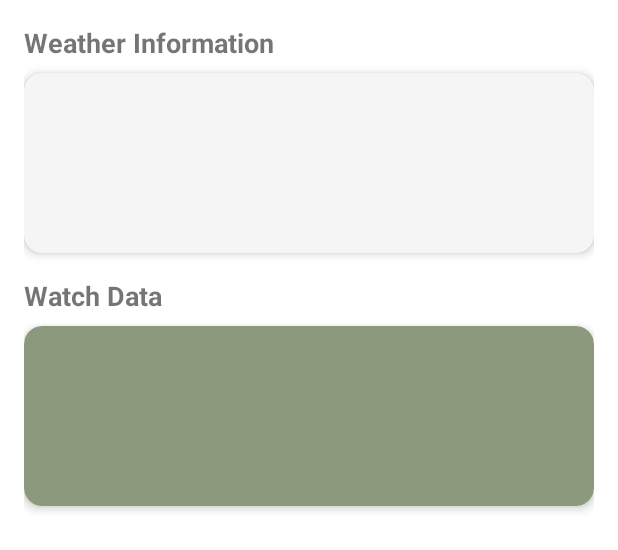
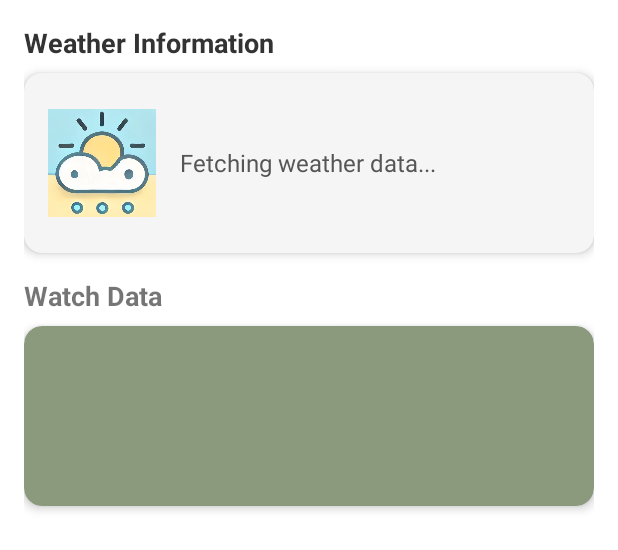
Before and after one commit to HCI-sadproject/SAD-project, an Android app: the layout fragment_home.xml on its own in the app's theme, with its tools: preview values and no code run, on a phone screen of 412 x 824 dp. Shown: the top 550 px of the screen. Run offline under Robolectric (Android 15) with nearby library versions, the phone set to English and light mode, and no system bars.

Commit message:
login weather

```diff
--- a/app/src/main/java/com/example/hci/LoginActivity.java
+++ b/app/src/main/java/com/example/hci/LoginActivity.java
@@ -14,6 +14,7 @@ import androidx.appcompat.app.AppCompatActivity;
 
 import com.google.android.gms.tasks.OnCompleteListener;
 import com.google.android.gms.tasks.Task;
+import com.google.firebase.FirebaseApp;
 import com.google.firebase.auth.AuthResult;
 import com.google.firebase.auth.FirebaseAuth;
 import com.google.firebase.auth.FirebaseUser;
@@ -28,6 +29,9 @@ public class LoginActivity extends AppCompatActivity {
     protected void onCreate(Bundle savedInstanceState) {
         super.onCreate(savedInstanceState);
         setContentView(R.layout.login);
+
+        FirebaseApp.initializeApp(this);
+
 
         mFirebaseAuth_Da = FirebaseAuth.getInstance();
         mFirebaseUser_Da = FirebaseAuth.getInstance().getCurrentUser();
--- a/app/src/main/res/layout/fragment_home.xml
+++ b/app/src/main/res/layout/fragment_home.xml
@@ -7,28 +7,54 @@
     android:padding="16dp">
 
     <!-- Weather Information Section -->
+    <!-- Section Title -->
     <TextView
         android:layout_width="match_parent"
         android:layout_height="wrap_content"
         android:text="Weather Information"
         android:textSize="18sp"
         android:textStyle="bold"
-        android:layout_marginBottom="8dp"/>
+        android:layout_marginBottom="8dp"
+        android:textColor="#333333"/>
 
+    <!-- Weather Card -->
     <androidx.cardview.widget.CardView
         android:layout_width="match_parent"
-        android:layout_height="120dp"
+        android:layout_height="wrap_content"
         android:layout_marginBottom="16dp"
         app:cardCornerRadius="12dp"
         app:cardElevation="4dp"
         app:cardBackgroundColor="#F5F5F5">
 
-        <TextView
-            android:id="@+id/weather_info"
+        <LinearLayout
             android:layout_width="match_parent"
-            android:layout_height="match_parent"
-            android:padding="16dp"/>
+            android:layout_height="120dp"
+            android:orientation="horizontal"
+            android:padding="16dp"
+            android:gravity="center_vertical">
+
+            <!-- Weather Icon -->
+            <ImageView
+                android:id="@+id/weather_icon"
+                android:layout_width="72dp"
+                android:layout_height="72dp"
+                android:layout_marginEnd="16dp"
+                android:contentDescription="@string/weather_icon"
+                android:src="@drawable/sad"
+                android:scaleType="fitCenter"/>
+
+            <!-- Weather Info -->
+            <TextView
+                android:id="@+id/weather_info"
+                android:layout_width="0dp"
+                android:layout_height="wrap_content"
+                android:layout_weight="1"
+                android:text="Fetching weather data..."
+                android:textSize="16sp"
+                android:textColor="#555555"/>
+        </LinearLayout>
     </androidx.cardview.widget.CardView>
+
 
     <!-- Watch Data Section -->
     <TextView
--- a/app/src/main/res/values/strings.xml
+++ b/app/src/main/res/values/strings.xml
@@ -5,4 +5,5 @@
     <string name="title_home">Home</string>
     <string name="title_diary">Diary</string>
     <string name="title_lightinig">Lighting</string>
+    <string name="weather_icon">Weather Icon</string>
 </resources>
```
Also changed, not shown: app/build.gradle (+9 -3 lines), app/src/main/AndroidManifest.xml (+12 -6 lines), app/src/main/java/com/example/hci/RetrofitClient.java (+9 -2 lines), app/src/main/java/com/example/hci/WeatherResponse.java (+5 -5 lines), app/src/main/java/com/example/hci/WeatherService.java (+10 -7 lines), app/src/main/java/com/example/hci/ui/home/HomeFragment.java (+8 -4 lines), app/src/main/java/com/example/hci/ui/home/HomeViewModel.java (+162 -23 lines), 531 other files.
